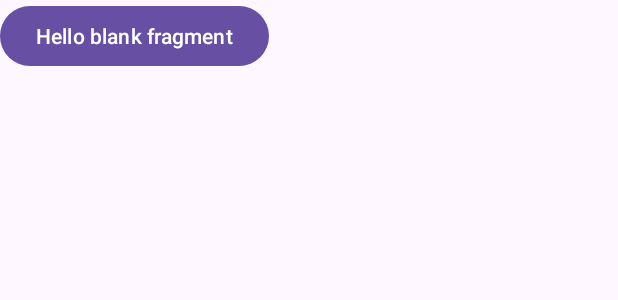
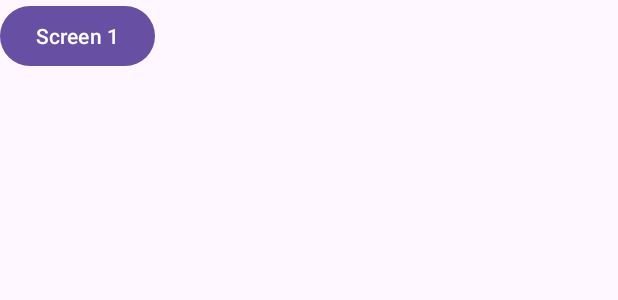
Before and after one commit to neeldoshii/Habit-Tracker, an Android app: the layout fragment_onboarding_one.xml on its own in the app's theme, with its tools: preview values and no code run, on a phone screen of 412 x 824 dp. Shown: the top 300 px of the screen. Run offline under Robolectric (Android 15) with nearby library versions, the phone set to English and light mode, and no system bars.

Commit message:
Refactor : String Name

```diff
--- a/app/src/main/res/layout/fragment_onboarding_one.xml
+++ b/app/src/main/res/layout/fragment_onboarding_one.xml
@@ -10,6 +10,6 @@
         android:id="@+id/btn1"
         android:layout_width="wrap_content"
         android:layout_height="wrap_content"
-        android:text="@string/hello_blank_fragment" />
+        android:text="Screen 1" />
 
 </FrameLayout>
--- a/app/src/main/res/layout/fragment_onboarding_three.xml
+++ b/app/src/main/res/layout/fragment_onboarding_three.xml
@@ -10,6 +10,6 @@
         android:id="@+id/btn3"
         android:layout_width="wrap_content"
         android:layout_height="wrap_content"
-        android:text="Second Screen" />
+        android:text="Screen 3" />
 
 </FrameLayout>
--- a/app/src/main/res/layout/fragment_onboarding_two.xml
+++ b/app/src/main/res/layout/fragment_onboarding_two.xml
@@ -9,6 +9,6 @@
         android:id="@+id/btn2"
         android:layout_width="wrap_content"
         android:layout_height="wrap_content"
-        android:text="Screen 3" />
+        android:text="Screen 2" />
 
 </FrameLayout>
```
